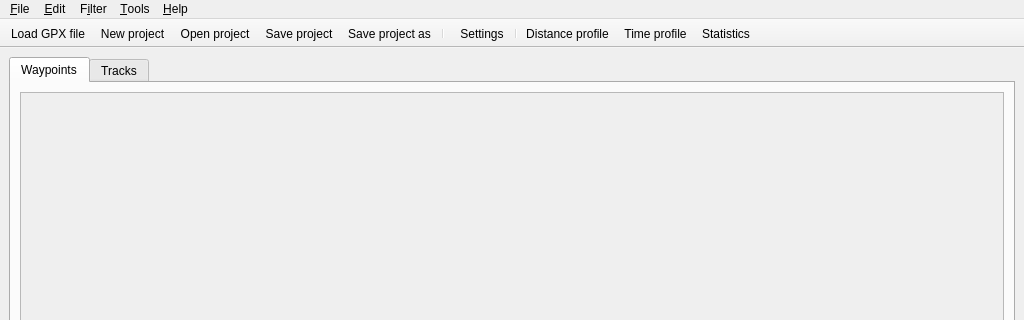
Before: the Qt Designer form ui/mainwindow.ui in salsergey/gpxviewer, drawn with Qt 5; both pictures show x 0 to 1024 and y 0 to 320 of the 1024 by 768 pixel window.
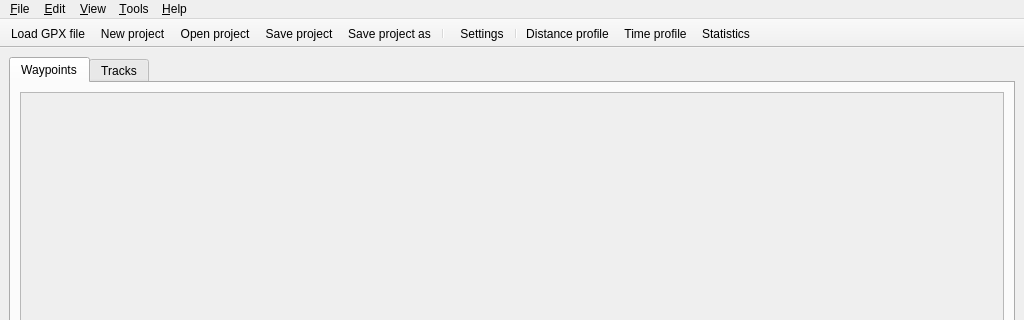
After: the same form once the commit is applied.

Commit message: Added detailed view with more columns (speed, slope, etc.).

The edit to the form file:
```diff
--- a/ui/mainwindow.ui
+++ b/ui/mainwindow.ui
@@ -110,9 +110,9 @@
     <addaction name="actionAboutQt"/>
     <addaction name="actionAboutGPXViewer"/>
    </widget>
-   <widget class="QMenu" name="menuFilter">
+   <widget class="QMenu" name="menuView">
     <property name="title">
-     <string>F&amp;ilter</string>
+     <string>&amp;View</string>
     </property>
     <addaction name="actionShowSkipped"/>
     <addaction name="actionShowMarked"/>
@@ -147,7 +147,7 @@
    </widget>
    <addaction name="menuFile"/>
    <addaction name="menuEdit"/>
-   <addaction name="menuFilter"/>
+   <addaction name="menuView"/>
    <addaction name="menuTools"/>
    <addaction name="menuHelp"/>
   </widget>
```
Left out of the diff: 30 changed lines with no effect on the pictures. The commit also changes 13 other files.
